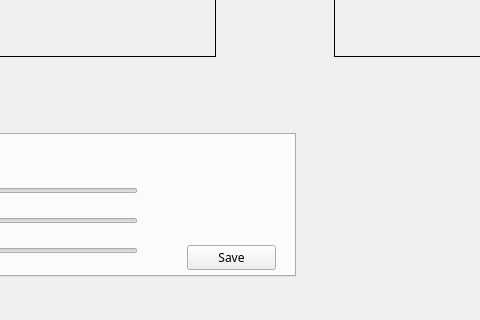
This is OpenCV2.ui in markctm/Vision_Inspection as Qt 5 draws it before an edit; both pictures show x 405 to 885 and y 544 to 864 of the 1396 by 864 pixel window. The edited form follows.
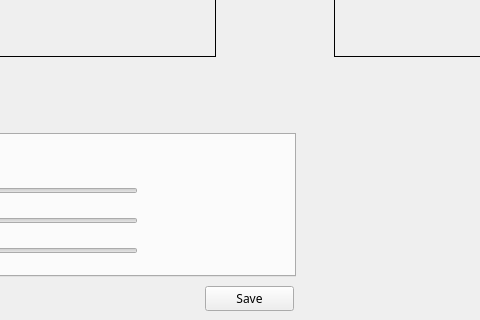
This is the edited form.

Commit message: salvar em baixo

What changed in the file:
```diff
--- a/OpenCV2.ui
+++ b/OpenCV2.ui
@@ -222,19 +222,6 @@
       <string>Stop</string>
      </property>
     </widget>
-    <widget class="QPushButton" name="save_button">
-     <property name="geometry">
-      <rect>
-       <x>570</x>
-       <y>110</y>
-       <width>89</width>
-       <height>25</height>
-      </rect>
-     </property>
-     <property name="text">
-      <string>Save</string>
-     </property>
-    </widget>
    </widget>
    <widget class="QWidget" name="MES_tab">
     <attribute name="title">
@@ -442,6 +429,19 @@
     <bool>false</bool>
    </property>
   </widget>
+  <widget class="QPushButton" name="save_button">
+   <property name="geometry">
+    <rect>
+     <x>610</x>
+     <y>830</y>
+     <width>89</width>
+     <height>25</height>
+    </rect>
+   </property>
+   <property name="text">
+    <string>Save</string>
+   </property>
+  </widget>
   <zorder>test_button</zorder>
   <zorder>load_button</zorder>
   <zorder>image_label2</zorder>
```
Left out of the diff: 1 changed line with no effect on the pictures. The commit also changes 2 other files.
